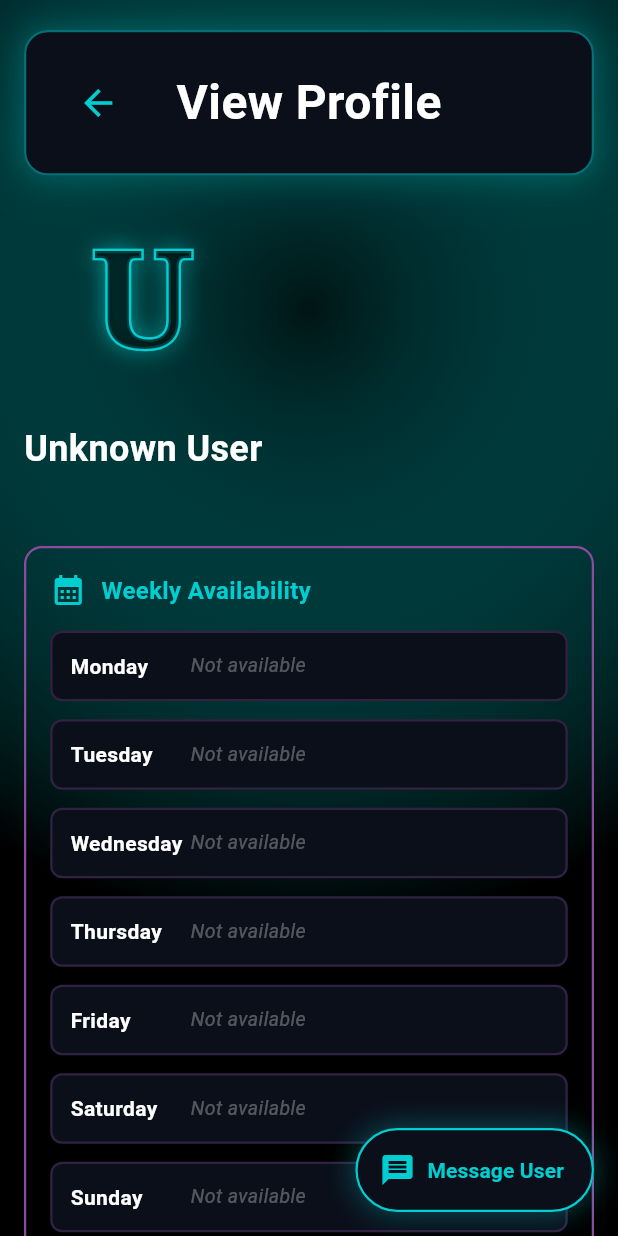
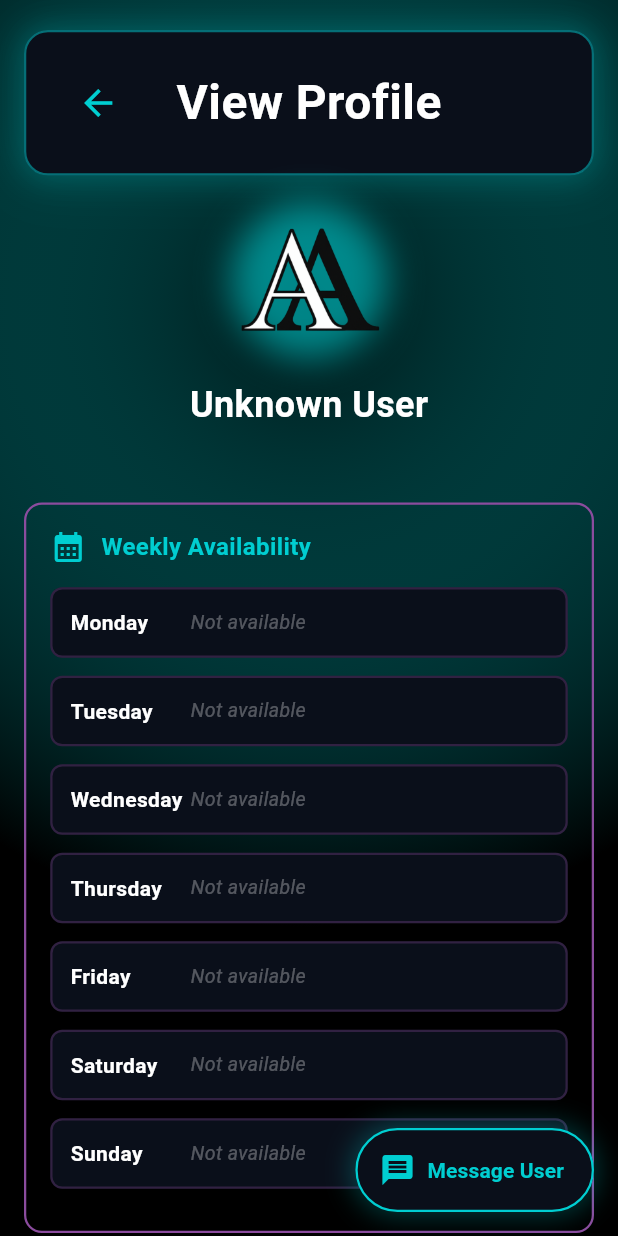
Before and after one commit to Mehedi259/Ally, a Flutter app: the ViewProfile screen opened directly, on a phone screen of 412 x 824 dp. Run offline on Flutter 3.47's test engine with Material 3 defaults, Android fonts, the phone set to English and light mode, and no system bars; drawn by our look-alikes of sliding_up_panel; our stand-ins replace cloud_firestore, firebase_auth, firebase_core, flutter_local_notifications, flutter_timezone, google_sign_in and 1 more; accounts and stored records are empty.

```diff
--- a/lib/menu.dart
+++ b/lib/menu.dart
@@ -56,10 +56,7 @@ class AppMenu extends StatelessWidget {
               Navigator.pop(context);
             },
           ),
-          const ListTile(
-            title: const Text("My Professional Links"),
-            leading: const Icon(Icons.business),
-          ),
+
           ListTile(
             title: const Text("Logout"),
             leading: const Icon(Icons.logout),
--- a/lib/view_profile.dart
+++ b/lib/view_profile.dart
@@ -72,6 +72,8 @@ class _ViewProfileState extends State<ViewProfile> {
   }
 
   Future<void> _sendMessage() async {
+    FocusScope.of(context).unfocus();
+
     if (_messageController.text.isEmpty) {
       _showSnackBar("Please enter a message");
       return;
@@ -653,7 +655,7 @@ class _ViewProfileState extends State<ViewProfile> {
             SlidingUpPanel(
               controller: _panelController,
               minHeight: 0,
-              maxHeight: MediaQuery.of(context).size.height * 0.7,
+              maxHeight: MediaQuery.of(context).size.height * 0.9,
               borderRadius: const BorderRadius.only(
                 topLeft: Radius.circular(24),
                 topRight: Radius.circular(24),
@@ -685,7 +687,6 @@ class _ViewProfileState extends State<ViewProfile> {
                       ),
                       child: SingleChildScrollView(
                         child: Column(
-                          crossAxisAlignment: CrossAxisAlignment.start,
                           children: [
                             _buildNeonHeader(),
 
@@ -696,45 +697,23 @@ class _ViewProfileState extends State<ViewProfile> {
                               ),
                               child: Column(
                                 children: [
-                                  // Glowing Text Avatar (using initials like in ProfileScreen)
-                                  Stack(
-                                    alignment: Alignment.center,
-                                    children: [
-                                      Text(
-                                        _getFirstName().isNotEmpty
-                                            ? _getFirstName()[0].toUpperCase()
-                                            : 'U',
-                                        style: TextStyle(
-                                          fontSize: 90,
-                                          fontFamily: 'serif',
-                                          fontWeight: FontWeight.bold,
-                                          foreground: Paint()
-                                            ..style = PaintingStyle.stroke
-                                            ..strokeWidth = 3
-                                            ..color = const Color(0xFF00CED1),
-                                          shadows: [
-                                            BoxShadow(
-                                              color: const Color(
-                                                0xFF00CED1,
-                                              ).withOpacity(0.8),
-                                              blurRadius: 20,
-                                              spreadRadius: 10,
-                                            ),
-                                          ],
+                                  Container(
+                                    width: 100,
+                                    height: 100,
+                                    decoration: BoxDecoration(
+                                      shape: BoxShape.circle,
+                                      boxShadow: [
+                                        BoxShadow(
+                                          color: const Color(0xFF00CED1).withValues(alpha: 0.6),
+                                          blurRadius: 20,
+                                          spreadRadius: 2,
                                         ),
-                                      ),
-                                      Text(
-                                        _getFirstName().isNotEmpty
-                                            ? _getFirstName()[0].toUpperCase()
-                                            : 'U',
-                                        style: TextStyle(
-                                          fontSize: 90,
-                                          fontFamily: 'serif',
-                                          fontWeight: FontWeight.bold,
-                                          color: Colors.black.withOpacity(0.7),
-                                        ),
-                                      ),
-                                    ],
+                                      ],
+                                    ),
+                                    child: Image.asset(
+                                      'assets/icons/app_icon.png',
+                                      fit: BoxFit.contain,
+                                    ),
                                   ),
                                   const SizedBox(height: 16),
                                   Text(
--- a/pubspec.yaml
+++ b/pubspec.yaml
@@ -45,6 +45,8 @@ dependencies:
   firebase_messaging: ^15.2.10
   flutter_local_notifications: ^21.0.0
   timezone: ^0.11.0
+  url_launcher: ^6.3.2
+  flutter_timezone: ^5.1.0
 
 
 dev_dependencies:
```
Also changed, not shown: lib/firebase/firebase_bot_service.dart (+28 -23 lines), lib/forum.dart (+22 -17 lines), lib/instructions.dart (+22 -4 lines), lib/main.dart (+13 -2 lines), lib/post.dart (+1 -7 lines).
